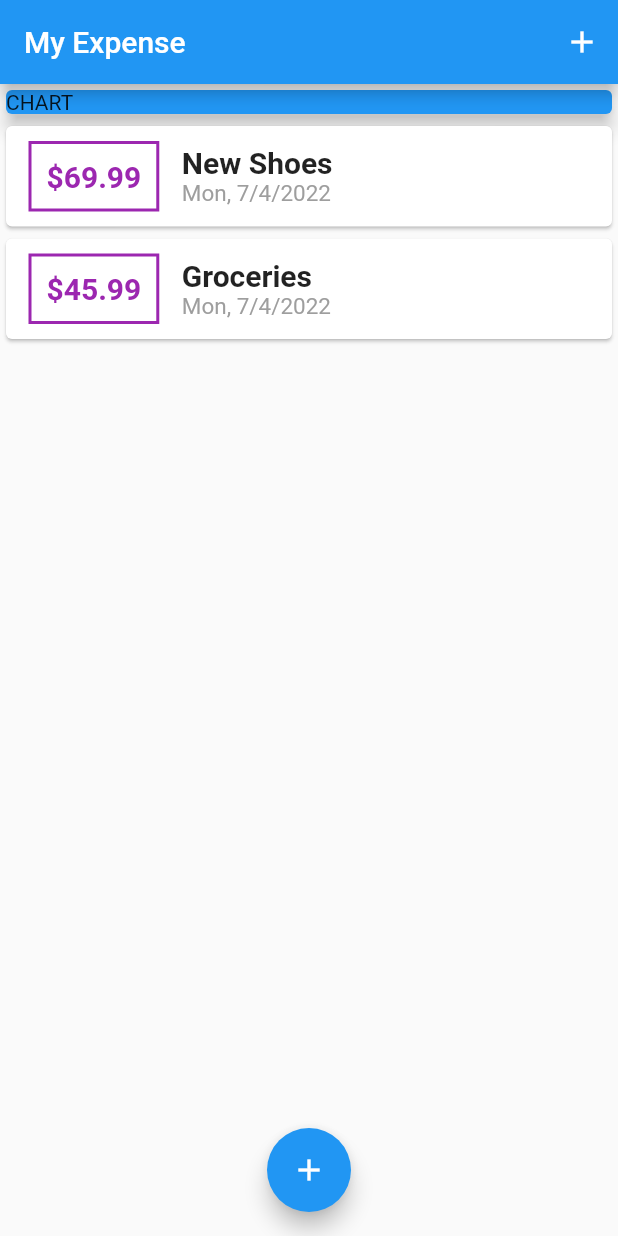
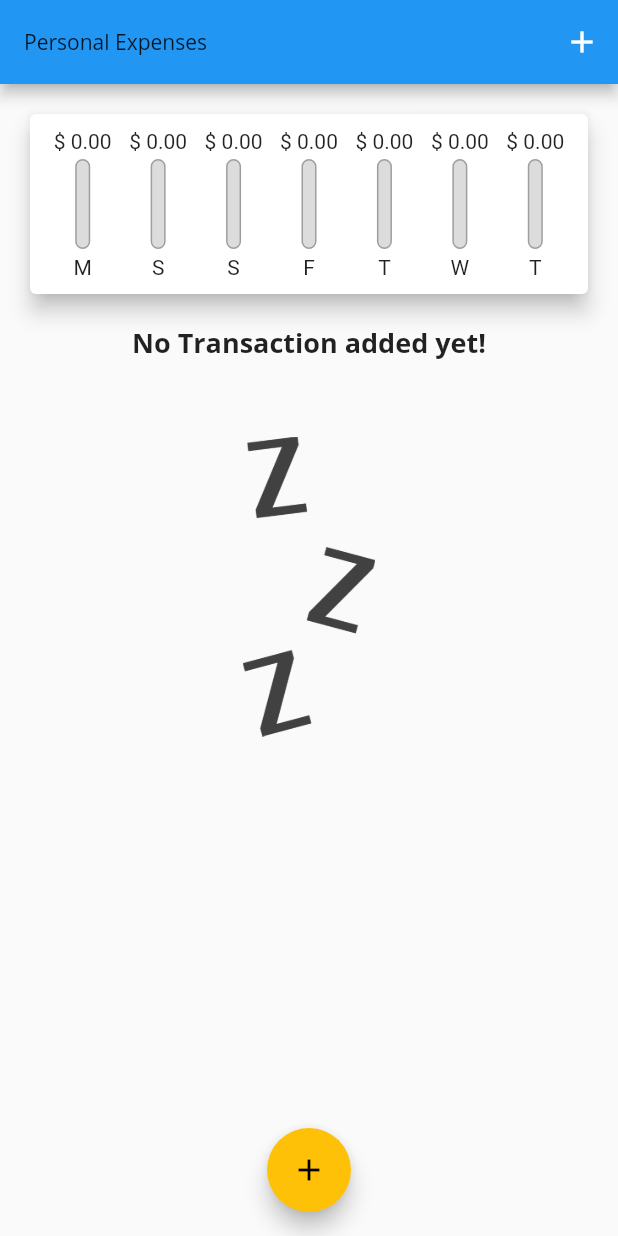
Before and after one commit to phamduyanminh/my_expense, a Flutter app: the screen it shows after launch, on a phone screen of 412 x 824 dp. Run offline on Flutter 3.47's test engine with Material 2 defaults, Android fonts, the phone set to English and light mode, and no system bars.

Commit message:
Create chart

```diff
--- a/lib/main.dart
+++ b/lib/main.dart
@@ -1,7 +1,9 @@
 import 'package:flutter/material.dart';
+
 import './widgets/transaction_list.dart';
 import './widgets/new_transaction.dart';
 import './models/transaction.dart';
+import './widgets/chart.dart';
 
 void main() => runApp(MyApp());
 
@@ -9,8 +11,29 @@
   @override
   Widget build(BuildContext context) {
     return MaterialApp(
-      title: 'My Expense',
+      title: 'Personal Expense',
       home: MyHomePage(),
+      theme: ThemeData(
+        primarySwatch: Colors.blue,
+        accentColor: Colors.amber,
+        fontFamily: 'QuickSand',
+        textTheme: ThemeData.light().textTheme.copyWith(
+              titleMedium: TextStyle(
+                fontFamily: 'OpenSans',
+                fontWeight: FontWeight.bold,
+                fontSize: 18,
+              ),
+            ),
+        appBarTheme: AppBarTheme(
+          textTheme: ThemeData.light().textTheme.copyWith(
+                titleMedium: TextStyle(
+                  fontFamily: 'OpenSans',
+                  fontSize: 20,
+                  fontWeight: FontWeight.bold,
+                ),
+              ),
+        ),
+      ),
     );
   }
 }
@@ -22,19 +45,29 @@
 
 class _MyHomePageState extends State<MyHomePage> {
   final List<Transaction> _userTransaction = [
-    Transaction(
-      id: 't1',
-      title: 'New Shoes',
-      amount: 69.99,
-      date: DateTime.now(),
-    ),
-    Transaction(
-      id: 't2',
-      title: 'Groceries',
-      amount: 45.99,
-      date: DateTime.now(),
-    ),
+    // Transaction(
+    //   id: 't1',
+    //   title: 'New Shoes',
+    //   amount: 69.99,
+    //   date: DateTime.now(),
+    // ),
+    // Transaction(
+    //   id: 't2',
+    //   title: 'Groceries',
+    //   amount: 45.99,
+    //   date: DateTime.now(),
+    // ),
   ];
+
+  List<Transaction> get _recentTransactions {
+    return _userTransaction.where((tx) {
+      return tx.date.isAfter(
+        DateTime.now().subtract(
+          Duration(days: 7),
+        ),
+      );
+    }).toList();
+  }
 
   void _addNewTransaction(String txTitle, double txAmount) {
     final newTx = Transaction(
@@ -62,7 +95,10 @@
   Widget build(BuildContext context) {
     return Scaffold(
       appBar: AppBar(
-        title: Text('My Expense'),
+        title: Text(
+          'Personal Expenses',
+          style: TextStyle(fontFamily: 'OpenSans'),
+        ),
         actions: <Widget>[
           IconButton(
             icon: Icon(Icons.add),
@@ -74,14 +110,7 @@
         child: Column(
           crossAxisAlignment: CrossAxisAlignment.stretch,
           children: <Widget>[
-            Container(
-              width: double.infinity,
-              child: Card(
-                child: Text('CHART'),
-                elevation: 5,
-                color: Colors.blue,
-              ),
-            ),
+            Chart(_recentTransactions),
             TransactionList(_userTransaction),
           ],
         ),
--- /dev/null
+++ b/lib/widgets/chart.dart
@@ -0,0 +1,63 @@
+import 'package:flutter/material.dart';
+import 'package:intl/intl.dart';
+
+import '../models/transaction.dart';
+import './chart_bar.dart';
+
+class Chart extends StatelessWidget {
+  final List<Transaction> recentTransaction;
+
+  Chart(this.recentTransaction);
+
+  List<Map<String, Object>> get groupedTransactionValues {
+    return List.generate(7, (index) {
+      final weekDay = DateTime.now().subtract(Duration(days: index));
+
+      double totalSum = 0.0;
+      for (int i = 0; i < recentTransaction.length; i++) {
+        if (recentTransaction[i].date.day == weekDay.day &&
+            recentTransaction[i].date.month == weekDay.month &&
+            recentTransaction[i].date.year == weekDay.year) {
+          totalSum += recentTransaction[i].amount;
+        }
+      }
+
+      return {
+        'day': DateFormat.E().format(weekDay).substring(0, 1),
+        'amount': totalSum,
+      };
+    });
+  }
+
+  double get totalSpending {
+    return groupedTransactionValues.fold(0.0, (sum, item) {
+      return sum + (item['amount'] as double);
+    });
+  }
+
+  @override
+  Widget build(BuildContext context) {
+    return Card(
+      elevation: 6,
+      margin: EdgeInsets.all(20),
+      child: Padding(
+        padding: EdgeInsets.all(10),
+        child: Row(
+          mainAxisAlignment: MainAxisAlignment.spaceAround,
+          children: groupedTransactionValues.map((data) {
+            return Flexible(
+              fit: FlexFit.tight,
+              child: ChartBar(
+                data['day'] as String,
+                data['amount'] as double,
+                totalSpending == 0.0
+                    ? 0.0
+                    : (data['amount'] as double) / totalSpending,
+              ),
+            );
+          }).toList(),
+        ),
+      ),
+    );
+  }
+}
--- /dev/null
+++ b/lib/widgets/chart_bar.dart
@@ -0,0 +1,47 @@
+import 'package:flutter/material.dart';
+
+class ChartBar extends StatelessWidget {
+  final String label;
+  final double spendingAmount;
+  final double spendingPctOfTotal;
+
+  ChartBar(this.label, this.spendingAmount, this.spendingPctOfTotal);
+
+  @override
+  Widget build(BuildContext context) {
+    return Column(
+      children: <Widget>[
+        FittedBox(
+          child: Text('\$ ${spendingAmount.toStringAsFixed(2)}'),
+        ),
+        SizedBox(height: 4),
+        Container(
+          height: 60,
+          width: 10,
+          child: Stack(
+            children: <Widget>[
+              Container(
+                decoration: BoxDecoration(
+                  border: Border.all(color: Colors.grey, width: 1.0),
+                  color: Color.fromRGBO(220, 220, 220, 1),
+                  borderRadius: BorderRadius.circular(10),
+                ),
+              ),
+              FractionallySizedBox(
+                heightFactor: spendingPctOfTotal,
+                child: Container(
+                  decoration: BoxDecoration(
+                    color: Theme.of(context).primaryColor,
+                    borderRadius: BorderRadius.circular(10),
+                  ),
+                ),
+              ),
+            ],
+          ),
+        ),
+        SizedBox(height: 4),
+        Text(label),
+      ],
+    );
+  }
+}
--- a/lib/widgets/new_transaction.dart
+++ b/lib/widgets/new_transaction.dart
@@ -16,7 +16,9 @@
     final enteredTitle = titleController.text;
     final enteredAmount = double.parse(amountController.text);
 
-    if (enteredTitle.isEmpty || enteredAmount <= 0) return;
+    if (enteredTitle.isEmpty || enteredAmount <= 0) {
+      return;
+    }
 
     widget.addTx(enteredTitle, enteredAmount);
 
--- a/lib/widgets/transaction_list.dart
+++ b/lib/widgets/transaction_list.dart
@@ -11,7 +11,26 @@
   Widget build(BuildContext context) {
     return Container(
       height: 300,
-      child: ListView.builder(
+      child: transactions.isEmpty
+          ? Column(
+              children: <Widget>[
+                Text(
+                  'No Transaction added yet!',
+                  style: Theme.of(context).textTheme.titleMedium,
+                ),
+                SizedBox(
+                  height: 50,
+                ),
+                Container(
+                  height: 200,
+                  child: Image.asset(
+                    'assets/images/waiting.png',
+                    fit: BoxFit.cover,
+                  ),
+                ),
+              ],
+            )
+          : ListView.builder(
               itemBuilder: (ctx, index) {
                 return Card(
                   child: Row(
@@ -23,7 +42,7 @@
                         ),
                         decoration: BoxDecoration(
                           border: Border.all(
-                      color: Colors.purple,
+                            color: Theme.of(context).primaryColor,
                             width: 2,
                           ),
                         ),
@@ -33,7 +52,7 @@
                           style: TextStyle(
                             fontWeight: FontWeight.bold,
                             fontSize: 20,
-                      color: Colors.purple,
+                            color: Theme.of(context).primaryColor,
                           ),
                         ),
                       ),
@@ -42,13 +61,11 @@
                         children: <Widget>[
                           Text(
                             transactions[index].title.toString(),
-                      style: TextStyle(
-                        fontWeight: FontWeight.bold,
-                        fontSize: 20,
-                      ),
+                            style: Theme.of(context).textTheme.titleMedium,
                           ),
                           Text(
-                      DateFormat('EEE, M/d/y').format(transactions[index].date),
+                            DateFormat('EEE, M/d/y')
+                                .format(transactions[index].date),
                             style: TextStyle(
                               fontSize: 15,
                               color: Colors.grey,
```
Also changed, not shown: pubspec.yaml (+13 -13 lines), assets/fonts/OpenSans-Bold.ttf (added), assets/fonts/OpenSans-Regular.ttf (added), assets/fonts/Quicksand-Bold.ttf (added), assets/fonts/Quicksand-Light.ttf (added), assets/fonts/Quicksand-Medium.ttf (added), assets/fonts/Quicksand-Regular.ttf (added), assets/images/waiting.png (added). Lines whose indentation alone changed are shown as unchanged.
